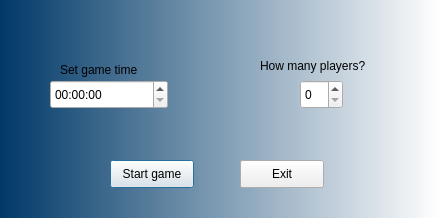
The window that Game/dialog.ui (ctrl-elri/nyssemeni) describes before a commit, drawn with Qt 5.
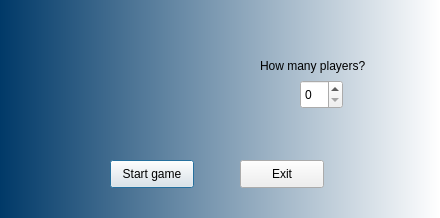
The same window after the commit.

Commit message: Removed from dialog gametime settings

```diff
--- a/Game/dialog.ui
+++ b/Game/dialog.ui
@@ -42,29 +42,6 @@
     <string>Exit</string>
    </property>
   </widget>
-  <widget class="QTimeEdit" name="timeEdit">
-   <property name="geometry">
-    <rect>
-     <x>50</x>
-     <y>80</y>
-     <width>118</width>
-     <height>29</height>
-    </rect>
-   </property>
-  </widget>
-  <widget class="QLabel" name="label">
-   <property name="geometry">
-    <rect>
-     <x>60</x>
-     <y>60</y>
-     <width>101</width>
-     <height>20</height>
-    </rect>
-   </property>
-   <property name="text">
-    <string>Set game time</string>
-   </property>
-  </widget>
   <widget class="QLabel" name="label_2">
    <property name="geometry">
     <rect>
```
The commit also changes 6 other files.
